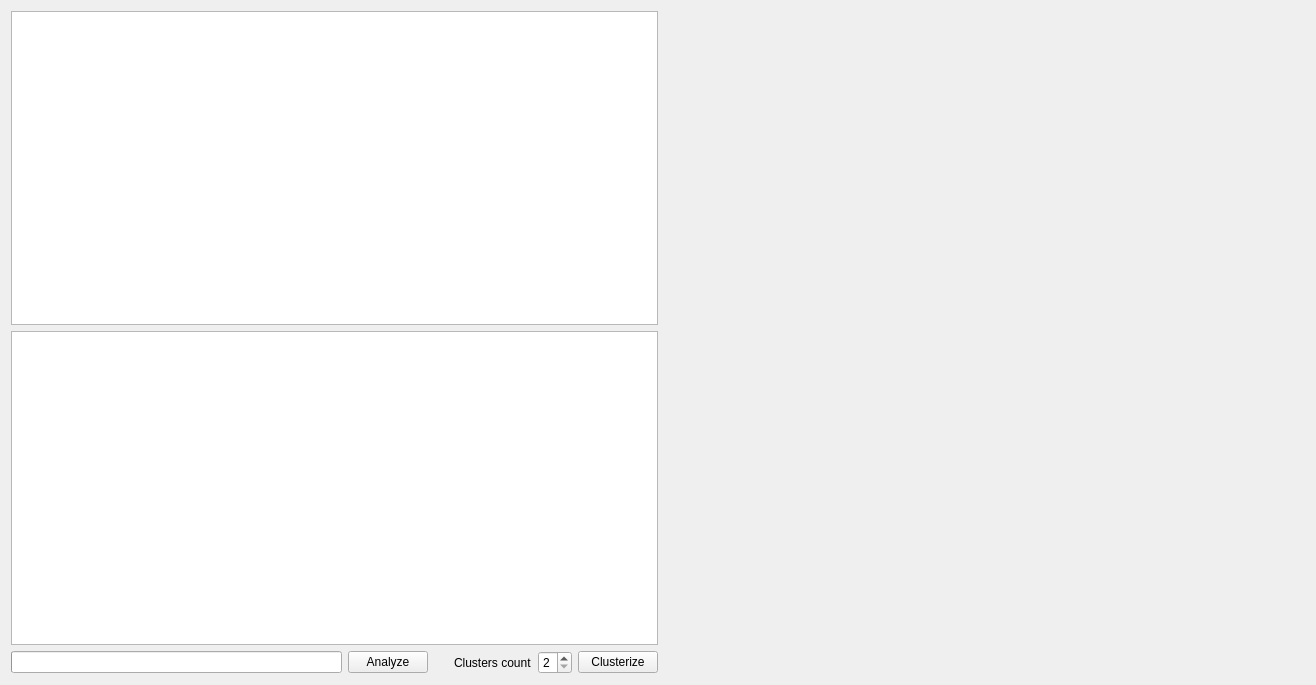
This is src/mainwindow.ui in Kpuccmajl/repositories-clusterizer as Qt 5 draws it before an edit. The edited form follows.
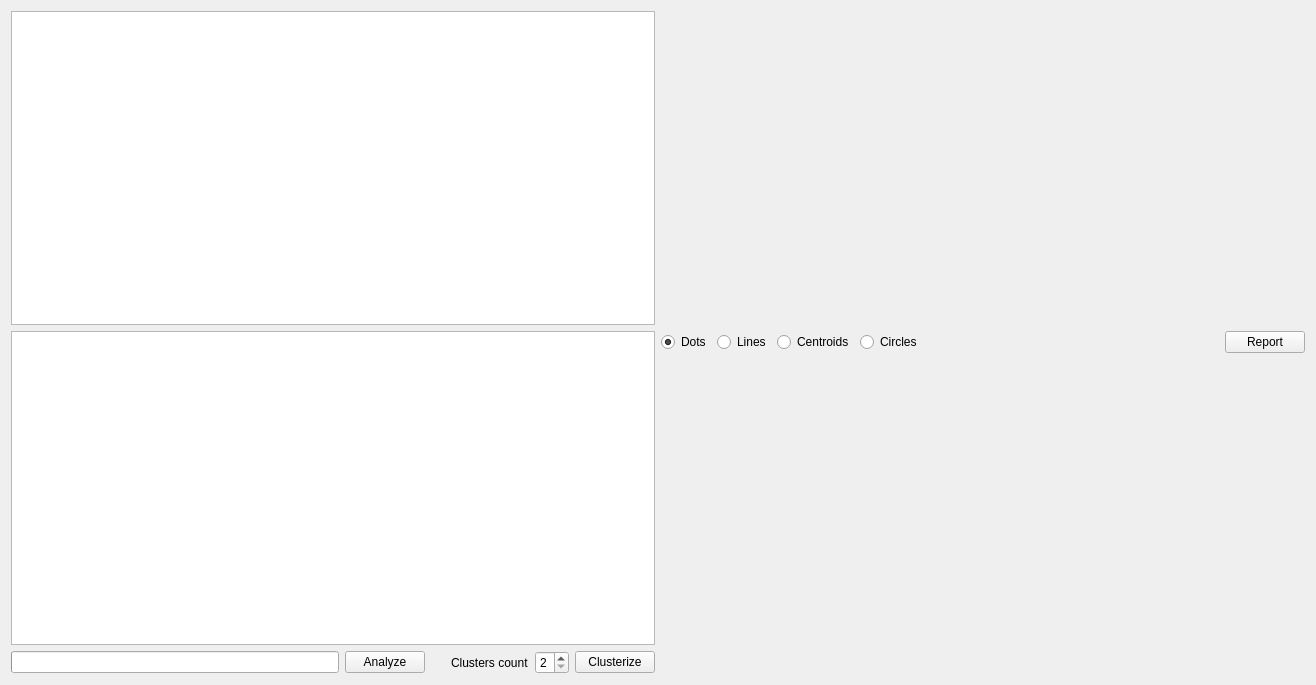
This is the edited form. Icons and pictures are not drawn.

```diff
--- a/src/mainwindow.ui
+++ b/src/mainwindow.ui
@@ -102,7 +102,67 @@
      </layout>
     </item>
     <item>
-     <layout class="QVBoxLayout" name="layPlot"/>
+     <layout class="QVBoxLayout" name="layPlot">
+      <item>
+       <layout class="QHBoxLayout" name="horizontalLayout_3">
+        <item>
+         <widget class="QRadioButton" name="rbDots">
+          <property name="text">
+           <string>Dots</string>
+          </property>
+          <property name="checked">
+           <bool>true</bool>
+          </property>
+         </widget>
+        </item>
+        <item>
+         <widget class="QRadioButton" name="rbLines">
+          <property name="text">
+           <string>Lines</string>
+          </property>
+         </widget>
+        </item>
+        <item>
+         <widget class="QRadioButton" name="rbCentroids">
+          <property name="text">
+           <string>Centroids</string>
+          </property>
+         </widget>
+        </item>
+        <item>
+         <widget class="QRadioButton" name="rbCircles">
+          <property name="text">
+           <string>Circles</string>
+          </property>
+         </widget>
+        </item>
+        <item>
+         <spacer name="horizontalSpacer">
+          <property name="orientation">
+           <enum>Qt::Horizontal</enum>
+          </property>
+          <property name="sizeHint" stdset="0">
+           <size>
+            <width>40</width>
+            <height>20</height>
+           </size>
+          </property>
+         </spacer>
+        </item>
+        <item>
+         <widget class="QPushButton" name="btnReport">
+          <property name="text">
+           <string>Report</string>
+          </property>
+          <property name="icon">
+           <iconset resource="icons.qrc">
+            <normaloff>:/icons/icons/12.ico</normaloff>:/icons/icons/12.ico</iconset>
+          </property>
+         </widget>
+        </item>
+       </layout>
+      </item>
+     </layout>
     </item>
    </layout>
   </widget>
```
Left out of the diff: 8 changed lines with no effect on the pictures.
